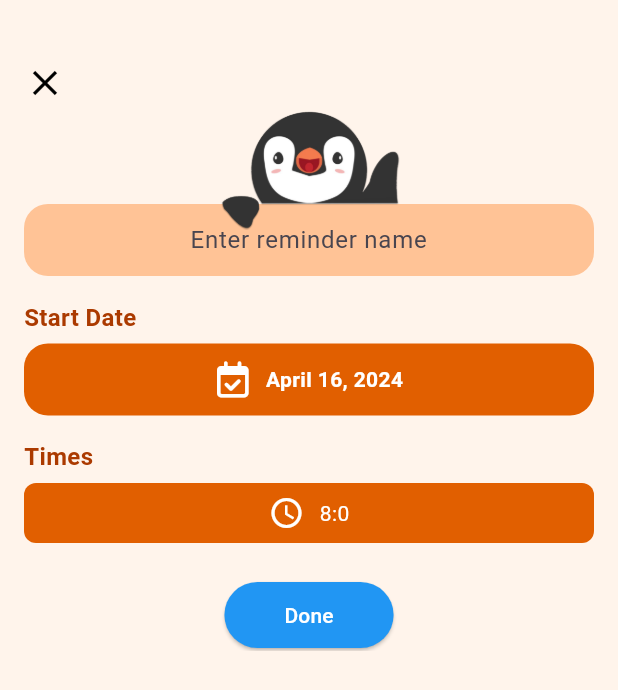
After one commit to YZ1GO/L.EIC017_ES_PRJ, a Flutter app: the AddReminderPage screen opened directly, on a phone screen of 412 x 824 dp. The commit adds this screen. Shown: the top 690 px of the screen. Run offline on Flutter 3.47's test engine with Material 3 defaults, Android fonts, the phone set to English and light mode, and no system bars; our stand-ins replace firebase_core, firebase_database, flutter_local_notifications, font_awesome_flutter, permission_handler, shared_preferences and 1 more; accounts and stored records are empty.

Commit message:
implemented 1st version of add reminder page

```diff
--- a/app/lib/controlCenter.dart
+++ b/app/lib/controlCenter.dart
@@ -1,5 +1,7 @@
+import 'package:app/screens/add_reminder_screen.dart';
 import 'package:flutter/cupertino.dart';
 import 'package:flutter/material.dart';
+
 
 void showControlCenter(BuildContext context) {
   showModalBottomSheet(
@@ -26,6 +28,10 @@ void showControlCenter(BuildContext context) {
                 child: ElevatedButton.icon(
                   onPressed: () {
                     Navigator.of(context).pop();
+                    Navigator.push(
+                      context,
+                      MaterialPageRoute(builder: (context) => AddReminderPage()),
+                    );
                   },
                   style: ElevatedButton.styleFrom(
                     foregroundColor: Colors.white,
--- /dev/null
+++ b/app/lib/screens/add_reminder_screen.dart
@@ -0,0 +1,222 @@
+import 'package:flutter/material.dart';
+import 'package:font_awesome_flutter/font_awesome_flutter.dart';
+import 'package:intl/intl.dart';
+
+class AddReminderPage extends StatefulWidget {
+  @override
+  _AddReminderPageState createState() => _AddReminderPageState();
+}
+
+class _AddReminderPageState extends State<AddReminderPage> {
+  String _reminderName = '';
+  DateTime _startDate = DateTime.now();
+  List<TimeOfDay> _times = [TimeOfDay(hour: 8, minute: 0)]; // Default time
+
+  Future<void> _selectStartDate(BuildContext context) async {
+    final DateTime? picked = await showDatePicker(
+      context: context,
+      initialDate: _startDate,
+      firstDate: DateTime(DateTime.now().year, 1, 1), // Set the first date to January 1st of the current year
+      lastDate: DateTime(2101),
+    );
+    if (picked != null && picked != _startDate) {
+      setState(() {
+        _startDate = picked;
+      });
+    }
+  }
+
+  Future<void> _selectTime(BuildContext context) async {
+    final TimeOfDay? picked = await showTimePicker(
+      context: context,
+      initialTime: TimeOfDay(hour: 8, minute: 0),
+    );
+    if (picked != null) {
+      setState(() {
+        _times.add(picked);
+      });
+    }
+  }
+
+  void _removeTime(int index) {
+    setState(() {
+      _times.removeAt(index);
+    });
+  }
+
+  @override
+  Widget build(BuildContext context) {
+    return Scaffold(
+      backgroundColor: const Color.fromRGBO(255, 244, 235, 1),
+      body: SingleChildScrollView(
+        padding: const EdgeInsets.all(16.0),
+        child: Stack(
+          children: [
+            Column(
+              crossAxisAlignment: CrossAxisAlignment.start,
+              children: <Widget>[
+                const SizedBox(height: 120),
+                Container(
+                  width: double.infinity,
+                  decoration: BoxDecoration(
+                    color: const Color.fromRGBO(255, 195, 150, 1),
+                    borderRadius: BorderRadius.circular(16.0),
+                  ),
+                  child: TextField(
+                    onChanged: (value) {
+                      setState(() {
+                        _reminderName = value;
+                      });
+                    },
+                    textAlign: TextAlign.center,
+                    decoration: const InputDecoration(
+                      hintText: 'Enter reminder name',
+                      border: InputBorder.none,
+                    ),
+                  ),
+                ),
+                const SizedBox(height: 16.0),
+                const Text(
+                  'Start Date',
+                  style: TextStyle(
+                    fontWeight: FontWeight.w600,
+                    fontSize: 16,
+                    color: Color.fromRGBO(171, 58, 0, 1),
+                  ),
+                ),
+                SizedBox(height: 6.0),
+                GestureDetector(
+                  onTap: () => _selectStartDate(context),
+                  child: Container(
+                    padding: const EdgeInsets.all(12.0),
+                    decoration: BoxDecoration(
+                      color: const Color.fromRGBO(225, 95, 0, 1),
+                      borderRadius: BorderRadius.circular(16.0),
+                    ),
+                    child: Row(
+                      mainAxisAlignment: MainAxisAlignment.center,
+                      children: [
+                        const Icon(
+                          FontAwesomeIcons.calendarCheck,
+                          color: Colors.white,
+                        ),
+                        const SizedBox(width: 10),
+                        Text(
+                          DateFormat('MMMM d, y').format(_startDate),
+                          style: const TextStyle(
+                            color: Colors.white,
+                            fontWeight: FontWeight.bold,
+                          ),
+                        ),
+                      ],
+                    ),
+                  ),
+                ),
+                SizedBox(height: 16.0),
+                const Text(
+                  'Times',
+                  style: TextStyle(
+                    fontWeight: FontWeight.w600,
+                    fontSize: 16,
+                    color: Color.fromRGBO(171, 58, 0, 1),
+                  ),
+                ),
+                SizedBox(height: 6.0),
+                Column(
+                  children: _times
+                      .asMap()
+                      .map((index, time) => MapEntry(
+                    index,
+                    GestureDetector(
+                      onTap: () => _removeTime(index),
+                      child: Container(
+                        margin: EdgeInsets.only(bottom: 8.0),
+                        padding: EdgeInsets.all(8.0),
+                        decoration: BoxDecoration(
+                          color: const Color.fromRGBO(225, 95, 0, 1),
+                          borderRadius: BorderRadius.circular(8.0),
+                        ),
+                        child: Row(
+                          mainAxisAlignment: MainAxisAlignment.center,
+                          children: [
+                            Icon(
+                              Icons.access_time,
+                              color: Colors.white,
+                            ),
+                            SizedBox(width: 10),
+                            Text(
+                              '${time.hour}:${time.minute}',
+                              style: TextStyle(
+                                color: Colors.white,
+                              ),
+                            ),
+                          ],
+                        ),
+                      ),
+                    ),
+                  ))
+                      .values
+                      .toList(),
+                ),
+                SizedBox(height: 16.0),
+                Center(
+                  child: ElevatedButton(
+                    onPressed: () {
+                      // Handle saving reminder here
+                      _saveReminder();
+                    },
+                    style: ElevatedButton.styleFrom(
+                      backgroundColor: Colors.blue,
+                      padding: EdgeInsets.symmetric(horizontal: 40, vertical: 12),
+                    ),
+                    child: Text(
+                      'Done',
+                      style: TextStyle(color: Colors.white),
+                    ),
+                  ),
+                ),
+              ],
+            ),
+            Positioned(
+              top: 10,
+              left: -15,
+              child: GestureDetector(
+                onTap: () {
+                  Navigator.of(context).pop(); // Close the page
+                },
+                child: Container(
+                  padding: EdgeInsets.all(15.0),
+                  child: Icon(
+                    Icons.close,
+                    color: Colors.black,
+                    size: 28.0,
+                  ),
+                ),
+              ),
+            ),
+            Positioned(
+              top: 17,
+              left: (MediaQuery.of(context).size.width - 150) / 2,
+              child: GestureDetector(
+                onTap: () {}, // Add any onTap logic if needed
+                child: Image.asset(
+                  'assets/icons/pingu-transparent-shadow.png',
+                  width: 120,
+                  height: 120,
+                ),
+              ),
+            ),
+          ],
+        ),
+      ),
+    );
+  }
+
+  void _saveReminder() {
+    // Implement saving reminder logic here
+    // For now, you can print reminder details
+    print('Reminder Name: $_reminderName');
+    print('Start Date: $_startDate');
+    print('Times: $_times');
+  }
+}
```
